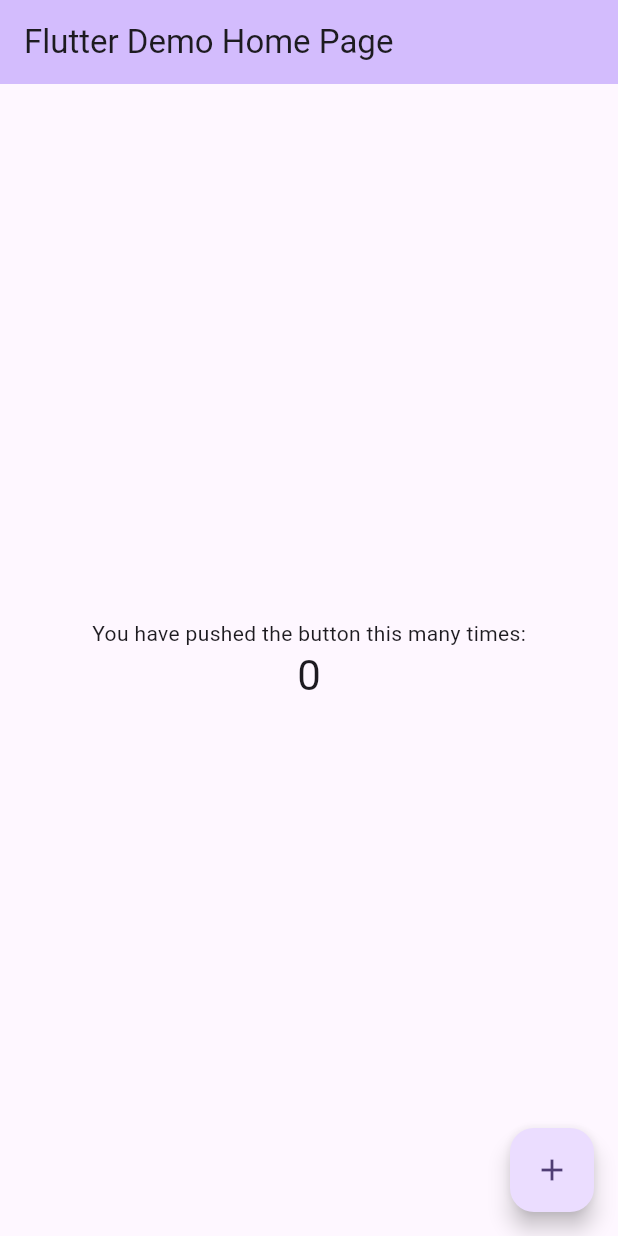
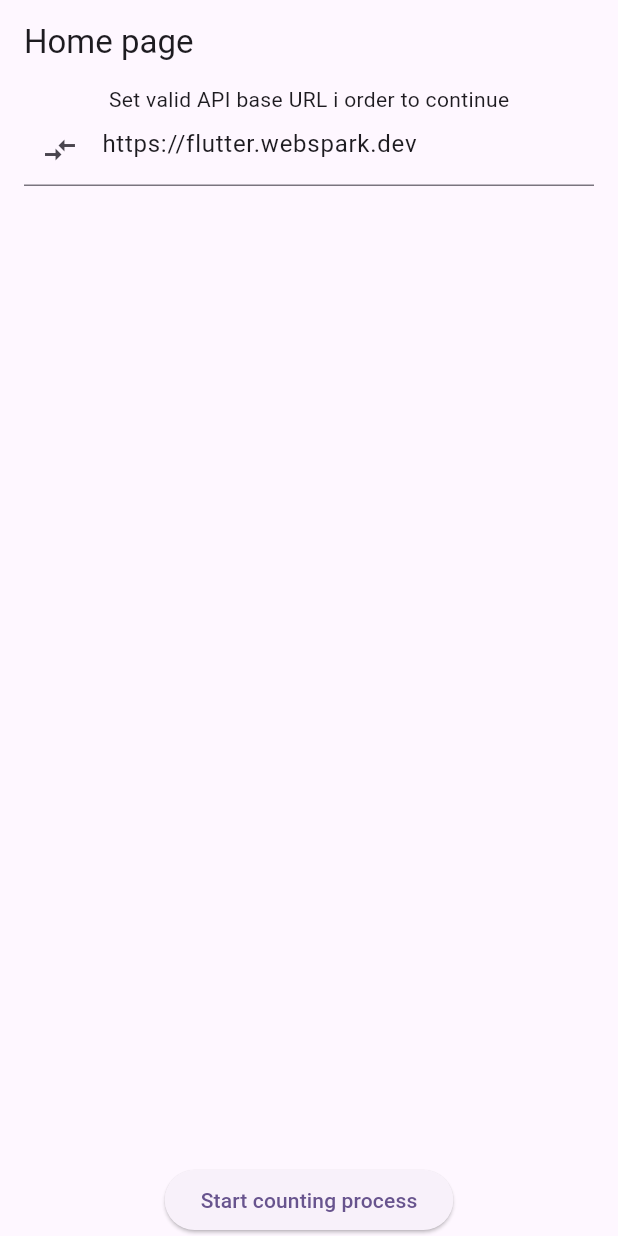
Before and after one commit to 13Griffon13/webspark_test, a Flutter app: the screen it shows after launch, on a phone screen of 412 x 824 dp. Run offline on Flutter 3.47's test engine with Material 3 defaults, Android fonts, the phone set to English and light mode, and no system bars; our stand-ins replace dio, flutter_bloc, freezed_annotation; generated files the repository leaves out were written again.

Commit message:
feature: base functionality

```diff
--- /dev/null
+++ b/l10n.yaml
@@ -0,0 +1,5 @@
+arb-dir: lib/locales
+template-arb-file: app_en.arb
+output-localization-file: app_localizations.dart
+untranslated-messages-file: missingTranslations.txt
+nullable-getter: false
--- /dev/null
+++ b/lib/app_sizes/spacing.dart
@@ -0,0 +1,3 @@
+abstract class Spacing {
+  static const double padding16px = 16.0;
+}
--- a/lib/core/data/models/data_model.dart
+++ b/lib/core/data/models/data_model.dart
@@ -10,7 +10,7 @@ class DataModel with _$DataModel {
     required String id,
     required List<String> field,
     required Point start,
-    required Point finish,
+    required Point end,
   }) = _DataModel;
 
   factory DataModel.fromJson(Map<String, dynamic> json) =>
--- /dev/null
+++ b/lib/core/data/models/result_model.dart
@@ -0,0 +1,16 @@
+import 'package:freezed_annotation/freezed_annotation.dart';
+import 'package:webspark_task/core/data/models/result.dart';
+
+part 'result_model.freezed.dart';
+part 'result_model.g.dart';
+
+@freezed
+class ResultModel with _$ResultModel {
+  const factory ResultModel({
+    required String id,
+    required Result result,
+  }) = _ResultModel;
+
+  factory ResultModel.fromJson(Map<String, dynamic> json) =>
+      _$ResultModelFromJson(json);
+}
--- /dev/null
+++ b/lib/core/data/repos_impl/fields_repo_impl.dart
@@ -0,0 +1,66 @@
+import 'dart:async';
+
+import 'package:webspark_task/core/data/models/data_model.dart';
+import 'package:webspark_task/core/data/models/result_model.dart';
+import 'package:webspark_task/core/data/services/flutter_recruiting_api.dart';
+import 'package:webspark_task/core/data/services/path_calculation_service.dart';
+import 'package:webspark_task/core/domain/repos/fields_repo.dart';
+
+class FieldsRepoImpl extends FieldsRepo {
+  final FlutterRecruitingApi _flutterRecruitingApi =
+      FlutterRecruitingApi.instance;
+
+  List<DataModel> _loadedFields = [];
+
+  List<ResultModel> _calculatedFields = [];
+
+  final StreamController<ResultModel> _calculationController =
+      StreamController();
+
+  StreamSubscription<ResultModel>? _calculationSubscription;
+
+  @override
+  Stream<ResultModel> calculateLoadedFields() {
+    _calculationSubscription =
+        PathCalculationService.calculate(_loadedFields).listen(
+      (result) {
+        _calculatedFields.add(result);
+        _calculationController.add(result);
+      },
+    );
+    return _calculationController.stream;
+  }
+
+  @override
+  List<ResultModel> get calculatedFields => _calculatedFields;
+
+  @override
+  List<DataModel> get fields => _loadedFields;
+
+  @override
+  Future<List<DataModel>> loadFields() async {
+    final response = await _flutterRecruitingApi.getData();
+    if (response.data != null && response.data!.isNotEmpty) {
+      _loadedFields = response.data!;
+    }
+    return _loadedFields;
+  }
+
+  @override
+  Future<bool> sendResults() async {
+    await _flutterRecruitingApi.sendData(_calculatedFields);
+
+    return true;
+  }
+
+  @override
+  void setSourceUrl(String url) {
+    _flutterRecruitingApi.setBaeUrl(url);
+  }
+
+  @override
+  void dispose() {
+    _calculationSubscription?.cancel();
+    _calculationController.close();
+  }
+}
--- /dev/null
+++ b/lib/core/domain/repos/fields_repo.dart
@@ -0,0 +1,18 @@
+import 'package:webspark_task/core/data/models/data_model.dart';
+import 'package:webspark_task/core/data/models/result_model.dart';
+
+abstract class FieldsRepo {
+  List<DataModel> get fields;
+
+  List<ResultModel> get calculatedFields;
+
+  Future<List<DataModel>> loadFields();
+
+  Future<bool> sendResults();
+
+  Stream<ResultModel> calculateLoadedFields();
+
+  void setSourceUrl(String url);
+
+  void dispose();
+}
--- /dev/null
+++ b/lib/core/view/fields_cubit/fields_cubit.dart
@@ -0,0 +1,50 @@
+import 'dart:async';
+
+import 'package:flutter_bloc/flutter_bloc.dart';
+import 'package:freezed_annotation/freezed_annotation.dart';
+import 'package:webspark_task/core/data/models/data_model.dart';
+import 'package:webspark_task/core/data/models/result_model.dart';
+import 'package:webspark_task/core/domain/repos/fields_repo.dart';
+
+part 'fields_cubit.freezed.dart';
+part 'fields_state.dart';
+
+class FieldsCubit extends Cubit<FieldsState> {
+  FieldsCubit(
+    this._fieldsRepo,
+  ) : super(const FieldsState.initial());
+
+  final FieldsRepo _fieldsRepo;
+  StreamSubscription? _progressSubscription;
+
+  Future<void> startCalculation(String url) async {
+    try {
+      emit(const FieldsState.loading());
+      _fieldsRepo.setSourceUrl(url);
+      await _fieldsRepo.loadFields();
+      _progressSubscription = _fieldsRepo.calculateLoadedFields().listen(
+        (event) {
+          final progress =
+              _fieldsRepo.calculatedFields.length / _fieldsRepo.fields.length;
+          emit(FieldsState.calculating(progress));
+          if (progress >= 1) {
+            emit(
+              FieldsState.calculated(
+                _fieldsRepo.fields,
+                _fieldsRepo.calculatedFields,
+              ),
+            );
+          }
+        },
+      );
+    } on Exception catch (e) {
+      emit(FieldsState.error(e.toString()));
+    }
+  }
+
+  @override
+  Future<void> close() {
+    _progressSubscription?.cancel();
+    return super.close();
+  }
+}
--- /dev/null
+++ b/lib/core/view/fields_cubit/fields_state.dart
@@ -0,0 +1,17 @@
+part of 'fields_cubit.dart';
+
+@freezed
+class FieldsState with _$FieldsState {
+  const factory FieldsState.initial() = _Initial;
+
+  const factory FieldsState.loading() = _Loading;
+
+  const factory FieldsState.calculating(double progress) = _Calculating;
+
+  const factory FieldsState.calculated(
+    List<DataModel> fields,
+    List<ResultModel> results,
+  ) = _Calculated;
+
+  const factory FieldsState.error(String exception) = _Error;
+}
--- /dev/null
+++ b/lib/core/view/home/home.dart
@@ -0,0 +1,89 @@
+import 'package:flutter/material.dart';
+import 'package:flutter_bloc/flutter_bloc.dart';
+import 'package:flutter_gen/gen_l10n/app_localizations.dart';
+import 'package:webspark_task/app_sizes/spacing.dart';
+import 'package:webspark_task/core/view/fields_cubit/fields_cubit.dart';
+import 'package:webspark_task/navigation/routes.dart';
+
+class Home extends StatefulWidget {
+  const Home({super.key});
+
+  @override
+  State<Home> createState() => _HomeState();
+}
+
+class _HomeState extends State<Home> {
+  final TextEditingController _urlController =
+      TextEditingController(text: 'https://flutter.webspark.dev');
+
+  @override
+  Widget build(BuildContext context) {
+    final locale = AppLocalizations.of(context);
+    return Scaffold(
+      appBar: AppBar(
+        title: Text(locale.homePage),
+      ),
+      body: SafeArea(
+        child: Padding(
+          padding: const EdgeInsets.symmetric(
+            horizontal: Spacing.padding16px,
+          ),
+          child: BlocConsumer<FieldsCubit, FieldsState>(
+            listener: (context, state) {
+              state.mapOrNull(calculated: (calculated) {
+                Navigator.of(context).push(NavigationRoutes.resultPage(
+                  calculated.results,
+                  calculated.fields,
+                ));
+              });
+            },
+            builder: (context, state) {
+              return state.maybeMap(
+                initial: (initial) {
+                  return Column(
+                    children: [
+                      Text(
+                        locale.setBaseUrl,
+                      ),
+                      TextField(
+                        controller: _urlController,
+                        decoration: InputDecoration(
+                          prefixIcon: const Icon(Icons.compare_arrows),
+                          hintText: locale.urlHint,
+                        ),
+                      ),
+                      const Spacer(),
+                      ElevatedButton(
+                        onPressed: _startCounting,
+                        child: Text(locale.startCountingProcess),
+                      )
+                    ],
+                  );
+                },
+                loading: (lading) {
+                  return const Center(
+                    child: CircularProgressIndicator(),
+                  );
+                },
+                calculating: (calculating) {
+                  return Center(
+                    child: CircularProgressIndicator(
+                      value: calculating.progress,
+                    ),
+                  );
+                },
+                orElse: () {
+                  return Container();
+                },
+              );
+            },
+          ),
+        ),
+      ),
+    );
+  }
+
+  void _startCounting() {
+    context.read<FieldsCubit>().startCalculation(_urlController.text);
+  }
+}
--- /dev/null
+++ b/lib/locales/app_en.arb
@@ -0,0 +1,6 @@
+{
+  "homePage": "Home page",
+  "setBaseUrl": "Set valid API base URL i order to continue",
+  "urlHint": "Base Url",
+  "startCountingProcess": "Start counting process"
+}
--- a/lib/main.dart
+++ b/lib/main.dart
@@ -1,4 +1,9 @@
 import 'package:flutter/material.dart';
+import 'package:flutter_bloc/flutter_bloc.dart';
+import 'package:flutter_gen/gen_l10n/app_localizations.dart';
+import 'package:webspark_task/core/data/repos_impl/fields_repo_impl.dart';
+import 'package:webspark_task/core/view/fields_cubit/fields_cubit.dart';
+import 'package:webspark_task/core/view/home/home.dart';
 
 void main() {
   runApp(const MyApp());
@@ -7,119 +12,21 @@ void main() {
 class MyApp extends StatelessWidget {
   const MyApp({super.key});
 
-  // This widget is the root of your application.
   @override
   Widget build(BuildContext context) {
     return MaterialApp(
-      title: 'Flutter Demo',
+      localizationsDelegates: AppLocalizations.localizationsDelegates,
+      locale: AppLocalizations.supportedLocales.first,
       theme: ThemeData(
-        // This is the theme of your application.
-        //
-        // TRY THIS: Try running your application with "flutter run". You'll see
-        // the application has a purple toolbar. Then, without quitting the app,
-        // try changing the seedColor in the colorScheme below to Colors.green
-        // and then invoke "hot reload" (save your changes or press the "hot
-        // reload" button in a Flutter-supported IDE, or press "r" if you used
-        // the command line to start the app).
-        //
-        // Notice that the counter didn't reset back to zero; the application
-        // state is not lost during the reload. To reset the state, use hot
-        // restart instead.
-        //
-        // This works for code too, not just values: Most code changes can be
-        // tested with just a hot reload.
         colorScheme: ColorScheme.fromSeed(seedColor: Colors.deepPurple),
         useMaterial3: true,
       ),
-      home: const MyHomePage(title: 'Flutter Demo Home Page'),
+      home: BlocProvider(
+        create: (context) => FieldsCubit(
+          FieldsRepoImpl(),
+        ),
+        child: const Home(),
+      ),
     );
   }
 }
-
-class MyHomePage extends StatefulWidget {
-  const MyHomePage({super.key, required this.title});
-
-  // This widget is the home page of your application. It is stateful, meaning
-  // that it has a State object (defined below) that contains fields that affect
-  // how it looks.
-
-  // This class is the configuration for the state. It holds the values (in this
-  // case the title) provided by the parent (in this case the App widget) and
-  // used by the build method of the State. Fields in a Widget subclass are
-  // always marked "final".
-
-  final String title;
-
-  @override
-  State<MyHomePage> createState() => _MyHomePageState();
-}
-
-class _MyHomePageState extends State<MyHomePage> {
-  int _counter = 0;
-
-  void _incrementCounter() {
-    setState(() {
-      // This call to setState tells the Flutter framework that something has
-      // changed in this State, which causes it to rerun the build method below
-      // so that the display can reflect the updated values. If we changed
-      // _counter without calling setState(), then the build method would not be
-      // called again, and so nothing would appear to happen.
-      _counter++;
-    });
-  }
-
-  @override
-  Widget build(BuildContext context) {
-    // This method is rerun every time setState is called, for instance as done
-    // by the _incrementCounter method above.
-    //
-    // The Flutter framework has been optimized to make rerunning build methods
-    // fast, so that you can just rebuild anything that needs updating rather
-    // than having to individually change instances of widgets.
-    return Scaffold(
-      appBar: AppBar(
-        // TRY THIS: Try changing the color here to a specific color (to
-        // Colors.amber, perhaps?) and trigger a hot reload to see the AppBar
-        // change color while the other colors stay the same.
-        backgroundColor: Theme.of(context).colorScheme.inversePrimary,
-        // Here we take the value from the MyHomePage object that was created by
-        // the App.build method, and use it to set our appbar title.
-        title: Text(widget.title),
-      ),
-      body: Center(
-        // Center is a layout widget. It takes a single child and positions it
-        // in the middle of the parent.
-        child: Column(
-          // Column is also a layout widget. It takes a list of children and
-          // arranges them vertically. By default, it sizes itself to fit its
-          // children horizontally, and tries to be as tall as its parent.
-          //
-          // Column has various properties to control how it sizes itself and
-          // how it positions its children. Here we use mainAxisAlignment to
-          // center the children vertically; the main axis here is the vertical
-          // axis because Columns are vertical (the cross axis would be
-          // horizontal).
-          //
-          // TRY THIS: Invoke "debug painting" (choose the "Toggle Debug Paint"
-          // action in the IDE, or press "p" in the console), to see the
-          // wireframe for each widget.
-          mainAxisAlignment: MainAxisAlignment.center,
-          children: <Widget>[
-            const Text(
-              'You have pushed the button this many times:',
-            ),
-            Text(
-              '$_counter',
-              style: Theme.of(context).textTheme.headlineMedium,
-            ),
-          ],
-        ),
-      ),
-      floatingActionButton: FloatingActionButton(
-        onPressed: _incrementCounter,
-        tooltip: 'Increment',
-        child: const Icon(Icons.add),
-      ), // This trailing comma makes auto-formatting nicer for build methods.
-    );
-  }
-}
--- /dev/null
+++ b/lib/navigation/routes.dart
@@ -0,0 +1,29 @@
+import 'package:flutter/material.dart';
+import 'package:webspark_task/core/data/models/data_model.dart';
+import 'package:webspark_task/core/data/models/result_model.dart';
+import 'package:webspark_task/core/view/home/details_page.dart';
+import 'package:webspark_task/core/view/home/result_page.dart';
+
+//Might be a good idea to use routing library but navigation
+//is simple enough
+class NavigationRoutes {
+  static MaterialPageRoute<ResultPage> resultPage(
+    List<ResultModel> results,
+    List<DataModel> fields,
+  ) =>
+      MaterialPageRoute(
+          builder: (context) => ResultPage(
+                results: results,
+                fields: fields,
+              ));
+
+  static MaterialPageRoute<DetailsPage> detailsPage(
+    DataModel field,
+    ResultModel result,
+  ) =>
+      MaterialPageRoute(
+          builder: (context) => DetailsPage(
+                dataModel: field,
+                resultModel: result,
+              ));
+}
--- a/pubspec.yaml
+++ b/pubspec.yaml
@@ -38,6 +38,9 @@ dependencies:
   flutter_bloc: ^8.1.6
   dio: ^5.5.0+1
   freezed_annotation: ^2.4.4
+  flutter_localizations:
+    sdk: flutter
+  intl: ^0.19.0
 
 dev_dependencies:
   flutter_test:
@@ -58,6 +61,7 @@ dev_dependencies:
 
 # The following section is specific to Flutter packages.
 flutter:
+  generate: true
 
   # The following line ensures that the Material Icons font is
   # included with your application, so that you can use the icons in
```
Also changed, not shown: lib/core/data/models/result.dart (added, +26 -0 lines), lib/core/data/services/flutter_recruiting_api.dart (+20 -1 lines), lib/core/data/services/path_calculation_service.dart (added, +96 -0 lines), lib/core/view/home/details_page.dart (added, +88 -0 lines), lib/core/view/home/result_page.dart (added, +42 -0 lines), lib/themes/app_colors.dart (added, +9 -0 lines), pubspec.lock, 3 other files.
